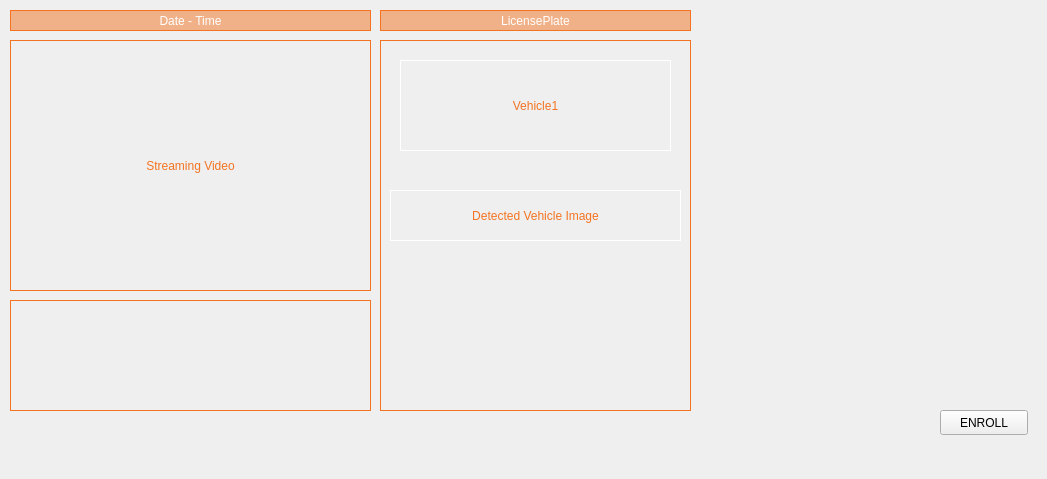
VEDA-ThirtySix/PAMS-client, file cctv_36/src/ui/streaming.ui: the form before one commit.
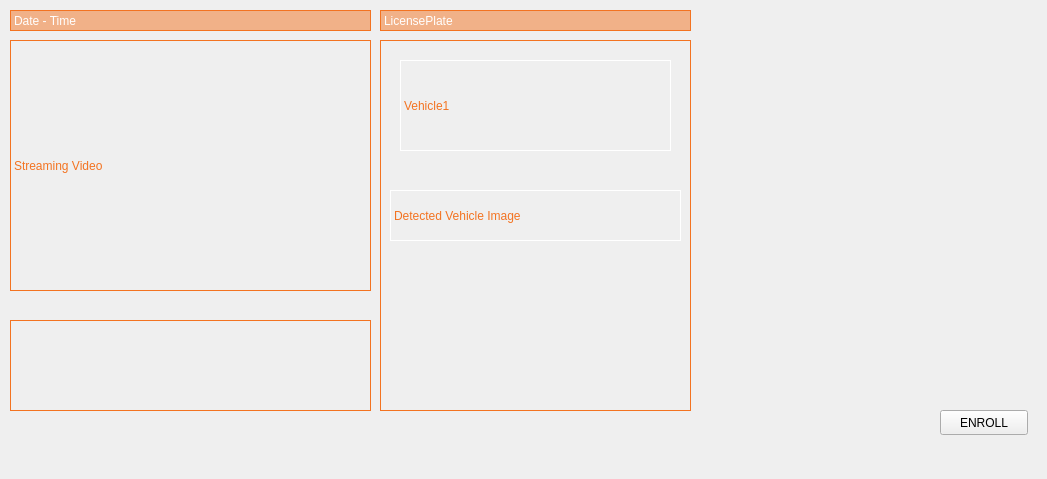
The form after the commit. Icons and pictures are not drawn.

Commit message: feat: streaming FFMPEG CLIENT추가 , image리소스 추가

Diff of the .ui file:
```diff
--- a/cctv_36/src/ui/streaming.ui
+++ b/cctv_36/src/ui/streaming.ui
@@ -40,10 +40,7 @@
 border:none;</string>
    </property>
    <property name="frameShape">
-    <enum>QFrame::Shape::StyledPanel</enum>
-   </property>
-   <property name="frameShadow">
-    <enum>QFrame::Shadow::Raised</enum>
+    <enum>QFrame::NoFrame</enum>
    </property>
    <widget class="QLabel" name="streamingLabel">
     <property name="geometry">
@@ -63,9 +60,6 @@
     <property name="text">
      <string>Streaming Video</string>
     </property>
-    <property name="alignment">
-     <set>Qt::AlignmentFlag::AlignCenter</set>
-    </property>
    </widget>
    <widget class="QFrame" name="bestshotFrame">
     <property name="geometry">
@@ -83,10 +77,7 @@
 border:1px solid rgb(243,115,33);</string>
     </property>
     <property name="frameShape">
-     <enum>QFrame::Shape::StyledPanel</enum>
-    </property>
-    <property name="frameShadow">
-     <enum>QFrame::Shadow::Raised</enum>
+     <enum>QFrame::NoFrame</enum>
     </property>
     <widget class="QLabel" name="label">
      <property name="geometry">
@@ -107,9 +98,6 @@
      <property name="text">
       <string>Detected Vehicle Image</string>
      </property>
-     <property name="alignment">
-      <set>Qt::AlignmentFlag::AlignCenter</set>
-     </property>
     </widget>
     <widget class="QLabel" name="label_3">
      <property name="geometry">
@@ -130,9 +118,6 @@
      <property name="text">
       <string>Vehicle1</string>
      </property>
-     <property name="alignment">
-      <set>Qt::AlignmentFlag::AlignCenter</set>
-     </property>
     </widget>
    </widget>
    <widget class="QLabel" name="dateTimeLabel">
@@ -153,9 +138,6 @@
     <property name="text">
      <string>Date - Time</string>
     </property>
-    <property name="alignment">
-     <set>Qt::AlignmentFlag::AlignCenter</set>
-    </property>
    </widget>
    <widget class="QLabel" name="licensetitleLabel">
     <property name="geometry">
@@ -175,17 +157,14 @@
     <property name="text">
      <string>LicensePlate</string>
     </property>
-    <property name="alignment">
-     <set>Qt::AlignmentFlag::AlignCenter</set>
-    </property>
    </widget>
    <widget class="QFrame" name="bestshotFrame_2">
     <property name="geometry">
      <rect>
       <x>10</x>
-      <y>300</y>
+      <y>320</y>
       <width>361</width>
-      <height>111</height>
+      <height>91</height>
      </rect>
     </property>
     <property name="styleSheet">
@@ -194,10 +173,27 @@
 border:1px solid rgb(243,115,33);</string>
     </property>
     <property name="frameShape">
-     <enum>QFrame::Shape::StyledPanel</enum>
+     <enum>QFrame::NoFrame</enum>
     </property>
-    <property name="frameShadow">
-     <enum>QFrame::Shadow::Raised</enum>
+   </widget>
+   <widget class="QPushButton" name="startButton">
+    <property name="geometry">
+     <rect>
+      <x>180</x>
+      <y>290</y>
+      <width>31</width>
+      <height>21</height>
+     </rect>
+    </property>
+    <property name="icon">
+     <iconset resource="../../images.qrc">
+      <normaloff>:/images/play.png</normaloff>:/images/play.png</iconset>
+    </property>
+    <property name="iconSize">
+     <size>
+      <width>20</width>
+      <height>20</height>
+     </size>
     </property>
    </widget>
    <zorder>streamingLabel</zorder>
```
Left out of the diff: 5 changed lines with no effect on the pictures. The commit also changes 6 other files.
